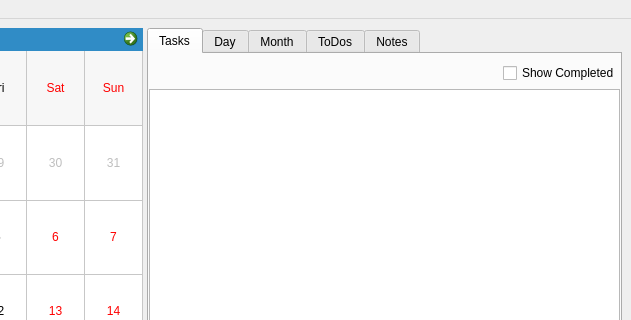
anetczuk/hanlendar, file src/hanlendar/ui/main_window.ui: the form before one commit; both pictures show x 333 to 964 and y 0 to 320 of the 964 by 723 pixel window.
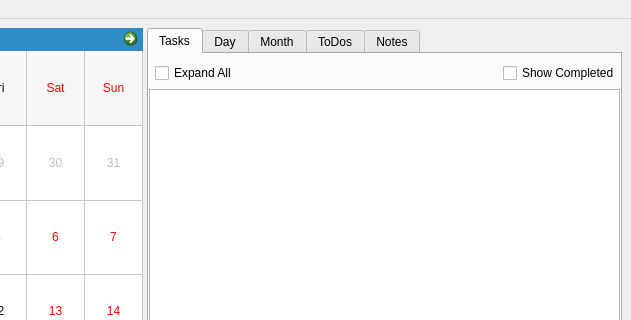
The form after the commit. Custom widgets are drawn as their Qt base class.

Commit message: Add Expand All checkbox

```diff
--- a/src/hanlendar/ui/main_window.ui
+++ b/src/hanlendar/ui/main_window.ui
@@ -140,9 +140,19 @@
             </property>
             <item>
              <layout class="QHBoxLayout" name="horizontalLayout_2">
+              <property name="leftMargin">
+               <number>6</number>
+              </property>
               <property name="topMargin">
                <number>9</number>
               </property>
+              <item>
+               <widget class="QCheckBox" name="expandAllTasksCB">
+                <property name="text">
+                 <string>Expand All</string>
+                </property>
+               </widget>
+              </item>
               <item>
                <spacer name="horizontalSpacer">
                 <property name="orientation">
```
Left out of the diff: 4 changed lines with no effect on the pictures. The commit also changes 3 other files.
